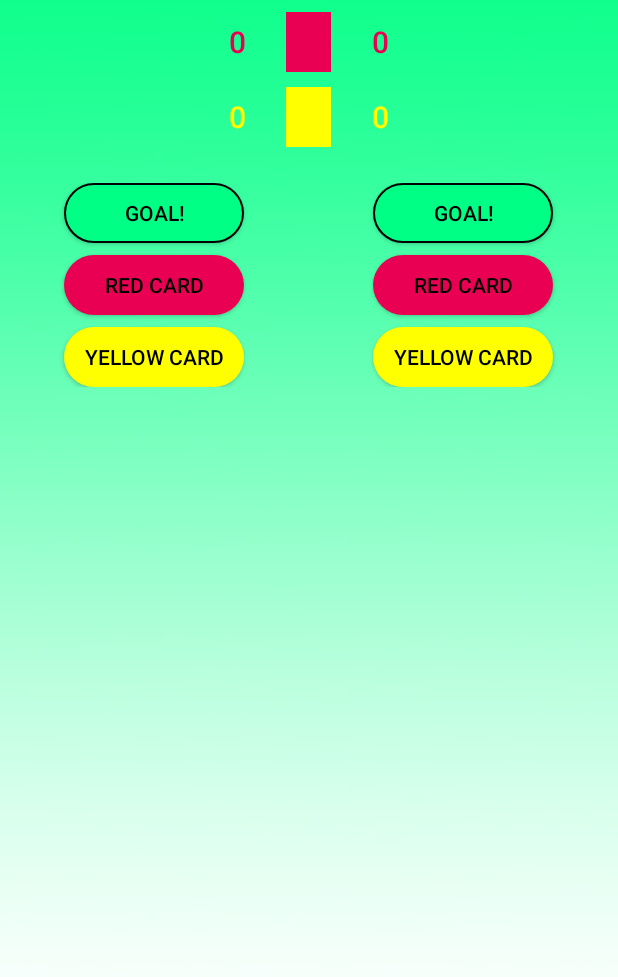
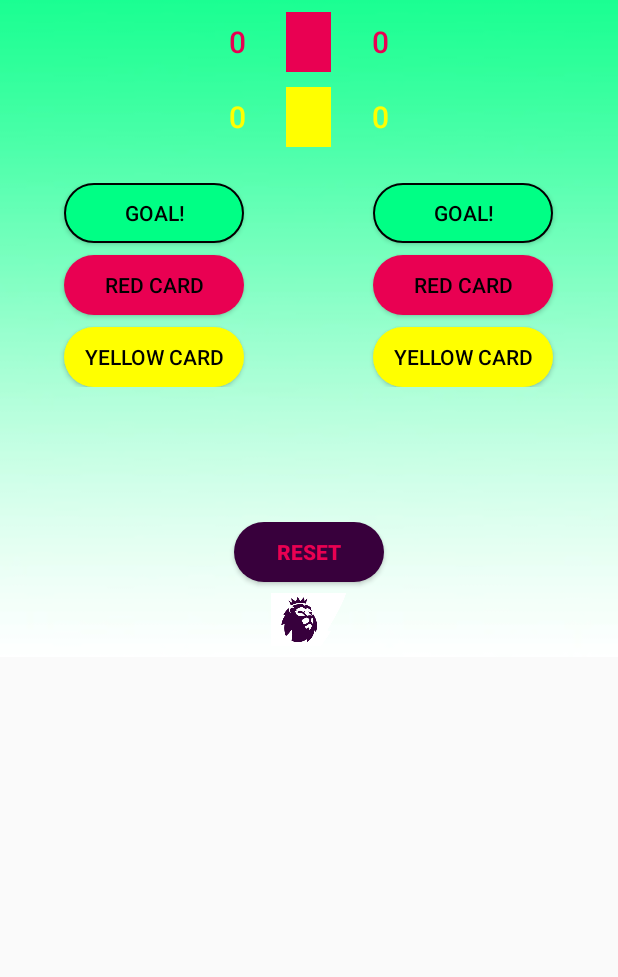
Before and after one commit to dmithamo/Learning-Android, an Android app: the screen it shows after launch (MainActivity), on a phone screen of 412 x 824 dp, the part 204-1181 px from its top. Run offline under Robolectric (Android 15) with nearby library versions, the phone set to English and light mode, and no system bars.

Commit message:
Point buttons to proper code; Fix reset button at bottom

```diff
--- a/TheScoreKeeperApp/app/src/main/res/layout/activity_main.xml
+++ b/TheScoreKeeperApp/app/src/main/res/layout/activity_main.xml
@@ -3,14 +3,14 @@
     xmlns:app="http://schemas.android.com/apk/res-auto"
     xmlns:tools="http://schemas.android.com/tools"
     android:layout_width="match_parent"
-    android:layout_height="match_parent"
+    android:layout_height="wrap_content"
     android:background="@drawable/bg_green"
     tools:context="com.example.dennis.scores.MainActivity">
 
-
     <RelativeLayout
+        android:id="@+id/main"
         android:layout_width="match_parent"
-        android:layout_height="wrap_content">
+        android:layout_height="match_parent">
 
         <LinearLayout
             android:id="@+id/score_board"
@@ -159,11 +159,12 @@
         </LinearLayout>
 
         <LinearLayout
-            android:id="@+id/buttons"
+            android:id="@+id/kenya"
             android:layout_marginTop="24dp"
             android:layout_below="@id/yellow_card"
             android:layout_width="match_parent"
             android:layout_height="wrap_content"
+            android:layout_marginBottom="90dp"
             android:orientation="horizontal">
 
             <LinearLayout
@@ -212,7 +213,7 @@
                 android:gravity="center">
 
                 <Button
-                    android:onClick="addChelseaGoals"
+                    android:onClick="addUnitedGoals"
                     android:id="@+id/united_goal_button"
                     android:layout_width="120dp"
                     android:layout_height="40dp"
@@ -222,7 +223,7 @@
                     android:textColor="#000"/>
 
                 <Button
-                    android:onClick="addChelseaReds"
+                    android:onClick="addUnitedReds"
                     android:id="@+id/united_red"
                     android:layout_marginTop="8dp"
                     android:layout_marginBottom="8dp"
@@ -233,7 +234,7 @@
                     android:textColor="#000" />
 
                 <Button
-                    android:onClick="addChelseaYellows"
+                    android:onClick="addUnitedYellows"
                     android:id="@+id/united_yellow"
                     android:layout_width="120dp"
                     android:layout_height="40dp"
@@ -249,10 +250,10 @@
 
         <LinearLayout
             android:id="@+id/footer"
-            android:layout_below="@id/buttons"
-            android:layout_marginTop="430dp"
             android:layout_width="match_parent"
             android:layout_height="wrap_content"
+            android:gravity="bottom"
+            android:layout_below="@+id/kenya"
             android:orientation="vertical">
 
             <Button
```
